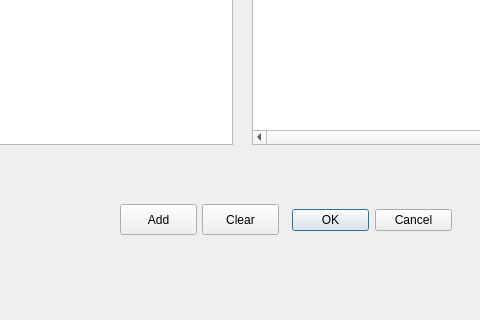
perryiv/cadkit, file Experimental/VaporIntrusionGUI/VaporIntrusionDelegate/AddContaminantsToSourceDialog.ui: the form before one commit; both pictures show x 108 to 588 and y 346 to 666 of the 859 by 666 pixel window.
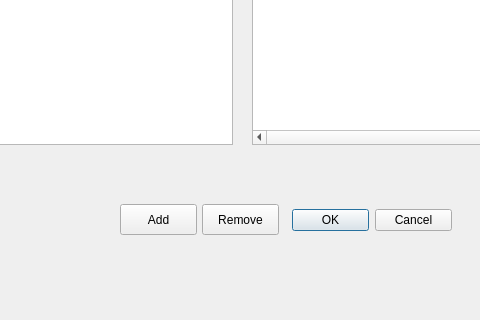
The form after the commit.

```diff
--- a/Experimental/VaporIntrusionGUI/VaporIntrusionDelegate/AddContaminantsToSourceDialog.ui
+++ b/Experimental/VaporIntrusionGUI/VaporIntrusionDelegate/AddContaminantsToSourceDialog.ui
@@ -75,7 +75,7 @@
     </rect>
    </property>
    <property name="text" >
-    <string>Clear</string>
+    <string>Remove</string>
    </property>
   </widget>
   <widget class="QPushButton" name="addButton" >
```
Left out of the diff: 2 changed lines with no effect on the pictures.
